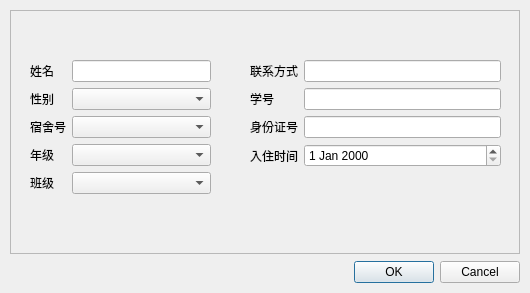
Qt form StudentDormManage/student_information_edit_dialog.ui (ThocatsYoung/StuDormMana) before a commit.
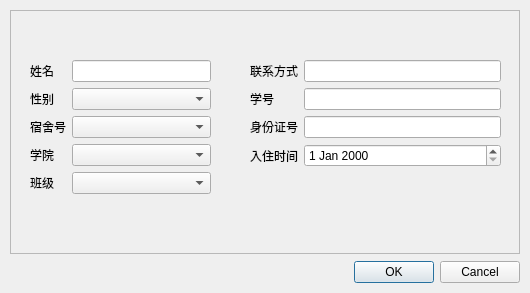
The same form after that commit.

Diff of the .ui file:
```diff
--- a/StudentDormManage/student_information_edit_dialog.ui
+++ b/StudentDormManage/student_information_edit_dialog.ui
@@ -69,7 +69,7 @@
        <item row="4" column="0">
         <widget class="QLabel" name="label_grade">
          <property name="text">
-          <string>年级</string>
+          <string>学院</string>
          </property>
         </widget>
        </item>
```
